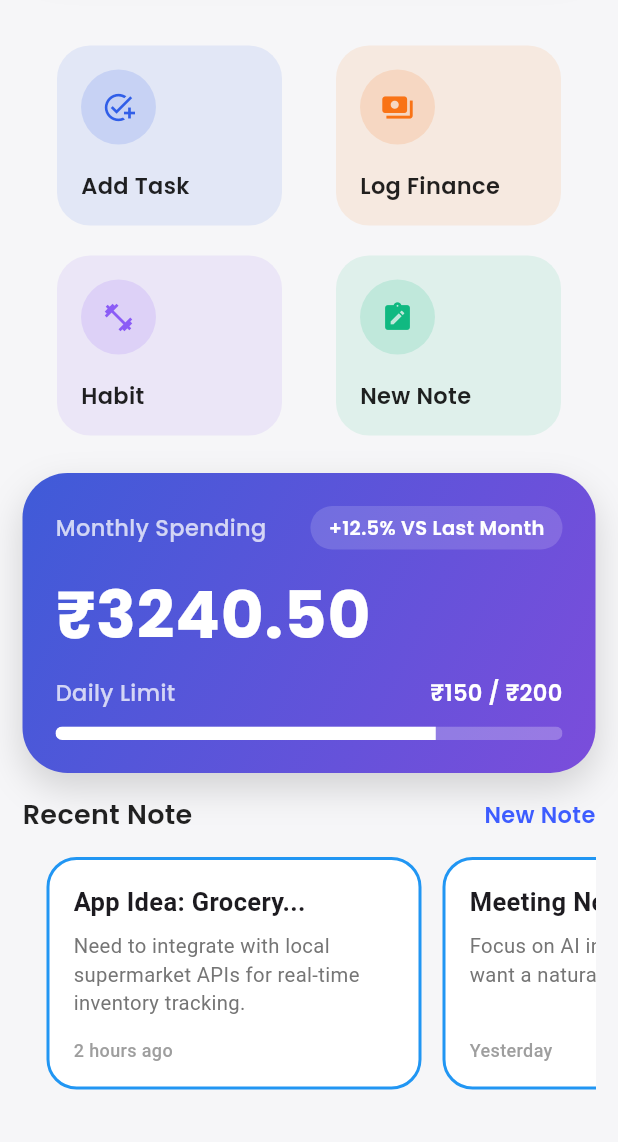
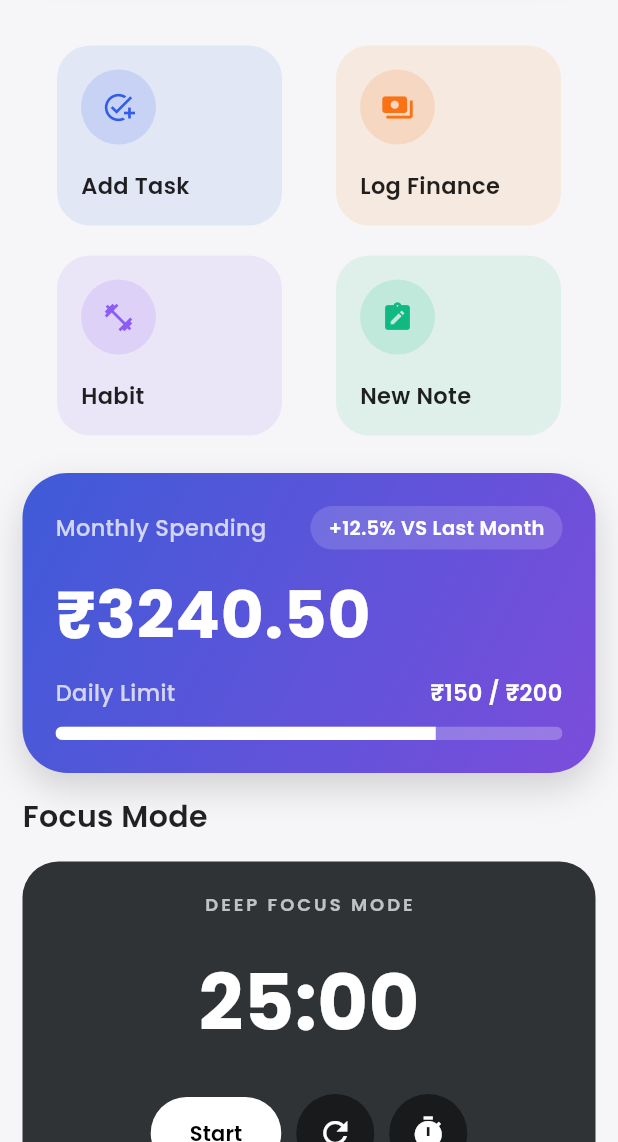
Before and after one commit to SUDIPSHIT777/lifeos, a Flutter app: the Dashboard screen opened by its route, scrolled down 694 dp, on a phone screen of 412 x 824 dp, the part 94-1236 px from its top. Run offline on Flutter 3.47's test engine with Material 3 defaults, Android fonts, the phone set to English and light mode, and no system bars; our stand-ins replace audioplayers, auto_size_text, cloud_firestore, firebase_auth, firebase_core, fl_chart and 8 more; accounts and stored records are empty.

Commit message:
add focus mode

```diff
--- /dev/null
+++ b/lib/feature/dashboard/controller/timerset.dart
@@ -0,0 +1,89 @@
+import 'dart:async';
+import 'package:flutter/material.dart';
+
+class FocusTimerProvider extends ChangeNotifier {
+  int _totalSeconds = 25 * 60; // dynamic now
+  int _remainingSeconds = 25 * 60;
+
+  Timer? _timer;
+  bool _isRunning = false;
+
+  int get remainingSeconds => _remainingSeconds;
+  bool get isRunning => _isRunning;
+
+  String get formattedTime {
+    final hours = _remainingSeconds ~/ 3600;
+    final minutes = (_remainingSeconds % 3600) ~/ 60;
+    final seconds = _remainingSeconds % 60;
+    if (hours > 0) {
+      return "${hours.toString().padLeft(2, '0')}:"
+          "${minutes.toString().padLeft(2, '0')}:"
+          "${seconds.toString().padLeft(2, '0')}";
+    }
+    return "${minutes.toString().padLeft(2, '0')}:"
+        "${seconds.toString().padLeft(2, '0')}";
+  }
+
+  // ✅ SET CUSTOM TIME (minutes)
+  void setMinutes(int minutes) {
+    if (minutes <= 0) return;
+    _totalSeconds = minutes * 60;
+    _remainingSeconds = _totalSeconds;
+    _stopInternal();
+    notifyListeners();
+  }
+
+  // ✅ SET CUSTOM TIME (hours + minutes)
+  void setDuration({int hours = 0, int minutes = 0}) {
+    final total = (hours * 3600) + (minutes * 60);
+    if (total <= 0) return;
+    _totalSeconds = total;
+    _remainingSeconds = total;
+    _stopInternal();
+    notifyListeners();
+  }
+
+  void start({VoidCallback? onComplete}) {
+    if (_isRunning || _remainingSeconds == 0) return;
+    _isRunning = true;
+    notifyListeners();
+    _timer = Timer.periodic(const Duration(seconds: 1), (_) {
+      if (_remainingSeconds > 0) {
+        _remainingSeconds--;
+        notifyListeners();
+      } else {
+        stop();
+        if (onComplete != null) onComplete();
+      }
+    });
+  }
+
+  void pause() {
+    if (!_isRunning) return;
+    _timer?.cancel();
+    _isRunning = false;
+    notifyListeners();
+  }
+
+  void stop() {
+    _stopInternal();
+    notifyListeners();
+  }
+
+  void reset() {
+    _stopInternal();
+    _remainingSeconds = _totalSeconds;
+    notifyListeners();
+  }
+
+  void _stopInternal() {
+    _timer?.cancel();
+    _isRunning = false;
+  }
+
+  @override
+  void dispose() {
+    _timer?.cancel();
+    super.dispose();
+  }
+}
--- a/lib/feature/dashboard/ui/dashboard.dart
+++ b/lib/feature/dashboard/ui/dashboard.dart
@@ -7,6 +7,7 @@ import 'package:lifeos/feature/dashboard/ui/drawer.dart';
 import 'package:lifeos/feature/dashboard/widget/buttonwidget.dart';
 import 'package:lifeos/feature/dashboard/widget/cardwidget.dart';
 import 'package:lifeos/feature/dashboard/widget/notes.dart';
+import 'package:lifeos/feature/dashboard/widget/timerwidget.dart';
 import 'package:lifeos/feature/tasks/ui/taskaddui.dart';
 import 'package:lifeos/model/userdatabase.dart';
 import 'package:provider/provider.dart';
@@ -20,9 +21,10 @@ class Dashboard extends StatefulWidget {
 
 class _DashboardState extends State<Dashboard> {
   final WeatherService weatherservice = WeatherService();
-  final userdatabase = Userdatabase();
-  final buttonwidget = Buttonwidget();
+  final Userdatabase userdatabase = Userdatabase();
+  final Buttonwidget buttonwidget = Buttonwidget();
   final Cardwidget cardwidget = Cardwidget();
+  final Timerwidget timerwidget = Timerwidget();
   @override
   void initState() {
     super.initState();
@@ -237,6 +239,18 @@ class _DashboardState extends State<Dashboard> {
                 percentChange: 12.5,
               ),
               const SizedBox(height: 15),
+              Text(
+                "Focus Mode",
+                style: GoogleFonts.poppins(
+                  fontSize: 20,
+                  fontWeight: FontWeight.w600,
+                  color: Colors.black87,
+                ),
+              ),
+              const SizedBox(height: 15),
+              timerwidget.focoustimer(),
+              const SizedBox(height: 15),
+
               Row(
                 mainAxisAlignment: MainAxisAlignment.spaceBetween,
                 children: [
--- a/lib/feature/dashboard/widget/cardwidget.dart
+++ b/lib/feature/dashboard/widget/cardwidget.dart
@@ -1,3 +1,4 @@
+import 'package:fl_chart/fl_chart.dart';
 import 'package:flutter/material.dart';
 import 'package:google_fonts/google_fonts.dart';
 import 'package:lifeos/feature/dashboard/controller/dashprovider.dart';
@@ -220,7 +221,7 @@ class Cardwidget {
     );
   }
 
-// ================ Proggress Card ====================
+  // ================ Proggress Card ====================
   Widget progressCard(BuildContext context) {
     final screenwidth = MediaQuery.of(context).size.width;
     return Center(
--- /dev/null
+++ b/lib/feature/dashboard/widget/timerwidget.dart
@@ -0,0 +1,275 @@
+import 'package:flutter/material.dart';
+import 'package:google_fonts/google_fonts.dart';
+import 'package:lifeos/feature/dashboard/controller/timerset.dart';
+import 'package:provider/provider.dart';
+
+class Timerwidget {
+  Widget focoustimer() {
+    return Consumer<FocusTimerProvider>(
+      builder: (context, timer, child) {
+        return Center(
+          child: Container(
+            width: double.infinity,
+            padding: const EdgeInsets.all(20),
+            decoration: BoxDecoration(
+              color: const Color(0xFF2F3336),
+              borderRadius: BorderRadius.circular(24),
+            ),
+            child: Column(
+              mainAxisSize: MainAxisSize.min,
+              children: [
+                Text(
+                  "DEEP FOCUS MODE",
+                  style: GoogleFonts.poppins(
+                    color: Colors.white70,
+                    letterSpacing: 2,
+                    fontSize: 12,
+                    fontWeight: FontWeight.w600,
+                  ),
+                ),
+
+                const SizedBox(height: 20),
+
+                // ⏱ TIMER DISPLAY
+                Text(
+                  timer.formattedTime,
+                  style: GoogleFonts.poppins(
+                    color: Colors.white,
+                    fontSize: 52,
+                    fontWeight: FontWeight.bold,
+                  ),
+                ),
+
+                const SizedBox(height: 24),
+
+                // 🎮 CONTROLS
+                Row(
+                  mainAxisAlignment: MainAxisAlignment.center,
+                  children: [
+                    ElevatedButton(
+                      style: ElevatedButton.styleFrom(
+                        backgroundColor: timer.isRunning
+                            ? Colors.orange
+                            : Colors.white,
+                        foregroundColor: timer.isRunning
+                            ? Colors.white
+                            : Colors.black,
+                        padding: const EdgeInsets.symmetric(
+                          horizontal: 26,
+                          vertical: 14,
+                        ),
+                        shape: RoundedRectangleBorder(
+                          borderRadius: BorderRadius.circular(30),
+                        ),
+                        elevation: 0,
+                      ),
+                      onPressed: () {
+                        if (timer.isRunning) {
+                          timer.stop(); // acts like pause
+                        } else {
+                          timer.start();
+                        }
+                      },
+                      child: Text(
+                        timer.isRunning ? "Pause" : "Start",
+                        style: GoogleFonts.poppins(fontWeight: FontWeight.w600),
+                      ),
+                    ),
+
+                    const SizedBox(width: 10),
+
+                    // 🔄 RESET
+                    InkWell(
+                      onTap: timer.reset,
+                      borderRadius: BorderRadius.circular(30),
+                      child: Container(
+                        padding: const EdgeInsets.all(14),
+                        decoration: BoxDecoration(
+                          shape: BoxShape.circle,
+                          color: Colors.black.withValues(alpha: 0.5),
+                        ),
+                        child: const Icon(Icons.refresh, color: Colors.white),
+                      ),
+                    ),
+
+                    const SizedBox(width: 10),
+
+                    // ⏱ SET TIME
+                    InkWell(
+                      onTap: () {
+                        final provider = context
+                            .read<FocusTimerProvider>(); // safe
+
+                        final minuteController = TextEditingController();
+                        final hourController = TextEditingController();
+
+                        showDialog(
+                          context: context,
+                          builder: (dialogContext) {
+                            return Dialog(
+                              shape: RoundedRectangleBorder(
+                                borderRadius: BorderRadius.circular(20),
+                              ),
+                              backgroundColor: const Color(0xFF2F3336),
+                              child: Padding(
+                                padding: const EdgeInsets.all(20),
+                                child: Column(
+                                  mainAxisSize: MainAxisSize.min,
+                                  children: [
+                                    const Text(
+                                      "Set Timer",
+                                      style: TextStyle(
+                                        color: Colors.white,
+                                        fontSize: 18,
+                                        fontWeight: FontWeight.bold,
+                                      ),
+                                    ),
+
+                                    const SizedBox(height: 20),
+
+                                    // ⏱ Inputs Row
+                                    Row(
+                                      children: [
+                                        Expanded(
+                                          child: TextFormField(
+                                            controller: hourController,
+                                            keyboardType: TextInputType.number,
+                                            style: const TextStyle(
+                                              color: Colors.white,
+                                            ),
+                                            decoration: _inputDecoration(
+                                              "Hours",
+                                            ),
+                                          ),
+                                        ),
+                                        const SizedBox(width: 12),
+                                        Expanded(
+                                          child: TextFormField(
+                                            controller: minuteController,
+                                            keyboardType: TextInputType.number,
+                                            style: const TextStyle(
+                                              color: Colors.white,
+                                            ),
+                                            decoration: _inputDecoration(
+                                              "Minutes",
+                                            ),
+                                          ),
+                                        ),
+                                      ],
+                                    ),
+
+                                    const SizedBox(height: 24),
+
+                                    // 🔘 Actions
+                                    Row(
+                                      children: [
+                                        Expanded(
+                                          child: OutlinedButton(
+                                            onPressed: () =>
+                                                Navigator.pop(dialogContext),
+                                            style: OutlinedButton.styleFrom(
+                                              side: const BorderSide(
+                                                color: Colors.white24,
+                                              ),
+                                              shape: RoundedRectangleBorder(
+                                                borderRadius:
+                                                    BorderRadius.circular(30),
+                                              ),
+                                              padding:
+                                                  const EdgeInsets.symmetric(
+                                                    vertical: 14,
+                                                  ),
+                                            ),
+                                            child: const Text(
+                                              "Cancel",
+                                              style: TextStyle(
+                                                color: Colors.white70,
+                                              ),
+                                            ),
+                                          ),
+                                        ),
+                                        const SizedBox(width: 12),
+                                        Expanded(
+                                          child: ElevatedButton(
+                                            onPressed: () {
+                                              final hours =
+                                                  int.tryParse(
+                                                    hourController.text,
+                                                  ) ??
+                                                  0;
+                                              final minutes =
+                                                  int.tryParse(
+                                                    minuteController.text,
+                                                  ) ??
+                                                  0;
+
+                                              provider.setDuration(
+                                                hours: hours,
+                                                minutes: minutes,
+                                              );
+
+                                              Navigator.pop(dialogContext);
+                                            },
+                                            style: ElevatedButton.styleFrom(
+                                              backgroundColor: Colors.white,
+                                              foregroundColor: Colors.black,
+                                              shape: RoundedRectangleBorder(
+                                                borderRadius:
+                                                    BorderRadius.circular(30),
+                                              ),
+                                              padding:
+                                                  const EdgeInsets.symmetric(
+                                                    vertical: 14,
+                                                  ),
+                                            ),
+                                            child: const Text(
+                                              "Set",
+                                              style: TextStyle(
+                                                fontWeight: FontWeight.w600,
+                                              ),
+                                            ),
+                                          ),
+                                        ),
+                                      ],
+                                    ),
+                                  ],
+                                ),
+                              ),
+                            );
+                          },
+                        );
+                      },
+                      borderRadius: BorderRadius.circular(30),
+                      child: Container(
+                        padding: const EdgeInsets.all(14),
+                        decoration: BoxDecoration(
+                          shape: BoxShape.circle,
+                          color: Colors.black.withValues(alpha: 0.5),
+                        ),
+                        child: const Icon(Icons.timer, color: Colors.white),
+                      ),
+                    ),
+                  ],
+                ),
+              ],
+            ),
+          ),
+        );
+      },
+    );
+  }
+}
+
+InputDecoration _inputDecoration(String label) {
+  return InputDecoration(
+    labelText: label,
+    labelStyle: const TextStyle(color: Colors.white70),
+    filled: true,
+    fillColor: Colors.white10,
+    contentPadding: const EdgeInsets.symmetric(horizontal: 12, vertical: 14),
+    border: OutlineInputBorder(
+      borderRadius: BorderRadius.circular(12),
+      borderSide: BorderSide.none,
+    ),
+  );
+}
--- a/lib/main.dart
+++ b/lib/main.dart
@@ -2,6 +2,7 @@ import 'package:flutter/material.dart';
 import 'package:flutter_dotenv/flutter_dotenv.dart';
 import 'package:lifeos/core/utils/errorpage.dart';
 import 'package:lifeos/feature/dashboard/controller/dashprovider.dart';
+import 'package:lifeos/feature/dashboard/controller/timerset.dart';
 import 'package:lifeos/feature/splashscreen/splashprovider.dart';
 import 'package:lifeos/feature/tasks/controller/taskprovider.dart';
 import 'package:lifeos/login/googleauth/googleauth.dart';
@@ -24,6 +25,7 @@ void main() async {
         ChangeNotifierProvider(create: (context) => Taskprovider()),
         ChangeNotifierProvider(create: (context) => GoogleAuth()),
         ChangeNotifierProvider(create: (context) => SplashProvider()),
+        ChangeNotifierProvider(create: (context) => FocusTimerProvider()),
       ],
       child: const MyApp(),
     ),
```
